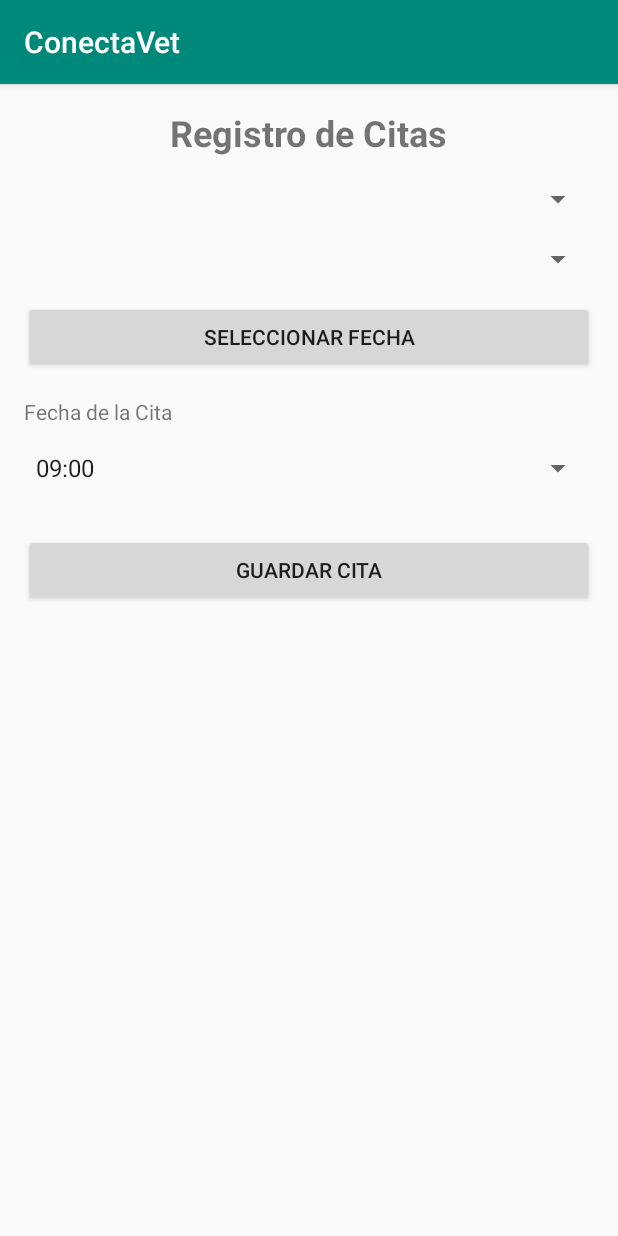
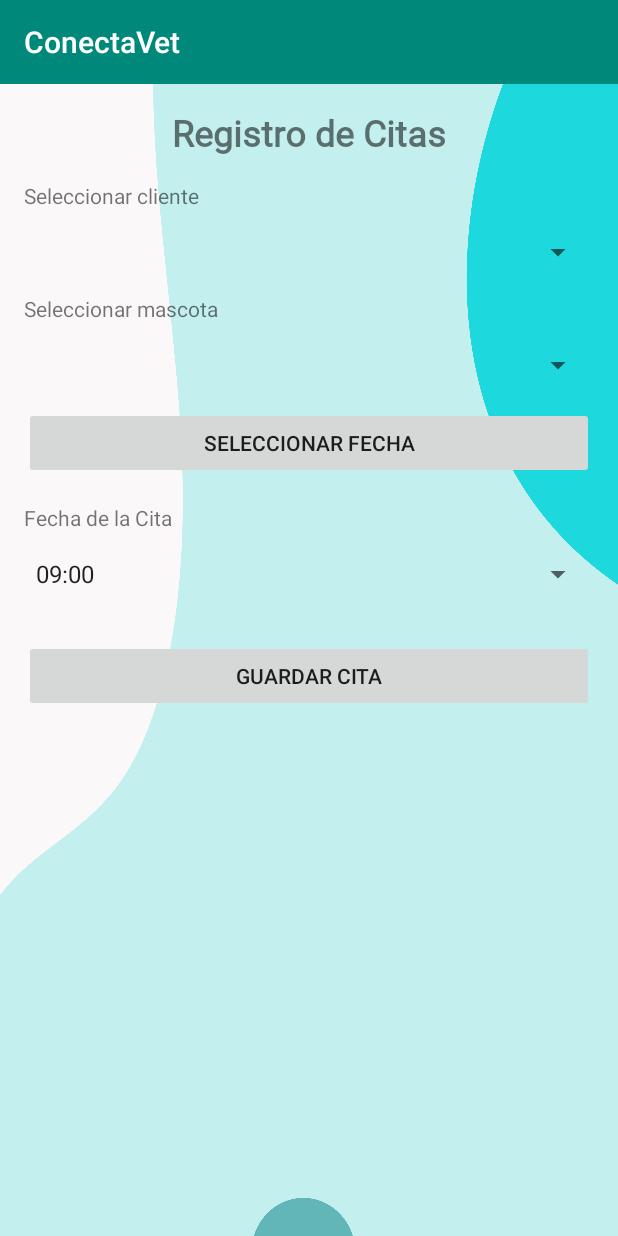
Before and after one commit to mpjosemanuel86/ConectaVet, an Android app: the GestionCitaActivity screen opened directly, with no data from a screen before it, on a phone screen of 412 x 824 dp. Run offline under Robolectric (Android 15) with nearby library versions, the phone set to English and light mode, and no system bars; our stand-ins replace Firebase (no records; nobody signed in at launch, a user with empty details on screens opened directly); 1 statement that could not run was skipped.

```diff
--- a/app/src/main/res/layout/activity_carga.xml
+++ b/app/src/main/res/layout/activity_carga.xml
@@ -3,6 +3,7 @@
     xmlns:app="http://schemas.android.com/apk/res-auto"
     xmlns:tools="http://schemas.android.com/tools"
     android:id="@+id/main"
+    android:background="@drawable/fondo3"
     android:layout_width="match_parent"
     android:layout_height="match_parent"
     tools:context=".ui.activities.CargaActivity">
--- a/app/src/main/res/layout/activity_gestion_cita.xml
+++ b/app/src/main/res/layout/activity_gestion_cita.xml
@@ -2,6 +2,7 @@
 <LinearLayout xmlns:android="http://schemas.android.com/apk/res/android"
     android:layout_width="match_parent"
     android:layout_height="match_parent"
+    android:background="@drawable/fondo6"
     android:orientation="vertical"
     android:padding="16dp">
 
@@ -10,9 +11,16 @@
         android:layout_width="wrap_content"
         android:layout_height="wrap_content"
         android:text="Registro de Citas"
+        android:fontFamily="@font/robotos"
         android:textSize="24sp"
         android:textStyle="bold"
         android:layout_gravity="center_horizontal"
+        android:layout_marginBottom="16dp"/>
+    <TextView
+        android:id="@+id/textViewSeleccionarCliente"
+        android:layout_width="match_parent"
+        android:layout_height="wrap_content"
+        android:text="@string/selecciona_cliente"
         android:layout_marginBottom="16dp"/>
 
     <!-- Spinner para seleccionar el cliente -->
@@ -22,6 +30,13 @@
         android:layout_height="wrap_content"
         android:layout_marginBottom="16dp"
         android:prompt="@string/selecciona_cliente"/>
+
+    <TextView
+        android:id="@+id/textViewSeleccionarMascota"
+        android:layout_width="match_parent"
+        android:layout_height="wrap_content"
+        android:text="@string/selecciona_mascota"
+        android:layout_marginBottom="16dp"/>
 
     <!-- Spinner para seleccionar la mascota -->
     <Spinner
--- a/app/src/main/res/layout/activity_gestion_cliente.xml
+++ b/app/src/main/res/layout/activity_gestion_cliente.xml
@@ -4,7 +4,8 @@
     xmlns:app="http://schemas.android.com/apk/res-auto"
     xmlns:tools="http://schemas.android.com/tools"
     android:id="@+id/main"
-    android:background="@color/white"
+    android:background="@drawable/fondo6"
+
     android:layout_width="match_parent"
     android:layout_height="match_parent"
     tools:context=".ui.activities.GestionClienteActivity">
--- a/app/src/main/res/layout/activity_gestion_mascota.xml
+++ b/app/src/main/res/layout/activity_gestion_mascota.xml
@@ -4,6 +4,7 @@
     xmlns:app="http://schemas.android.com/apk/res-auto"
     xmlns:tools="http://schemas.android.com/tools"
     android:id="@+id/main"
+    android:background="@drawable/fondo6"
     android:layout_width="match_parent"
     android:layout_height="match_parent"
     tools:context=".ui.activities.GestionClienteActivity">
--- a/app/src/main/res/layout/activity_menu_principal.xml
+++ b/app/src/main/res/layout/activity_menu_principal.xml
@@ -3,6 +3,7 @@
     xmlns:app="http://schemas.android.com/apk/res-auto"
     xmlns:tools="http://schemas.android.com/tools"
     android:id="@+id/main"
+    android:background="@drawable/fondo4"
     android:layout_width="match_parent"
     android:layout_height="match_parent"
     tools:context=".ui.activities.MenuPrincipal">
--- a/app/src/main/res/values/strings.xml
+++ b/app/src/main/res/values/strings.xml
@@ -33,6 +33,7 @@
     <string name="selecciona_horario">Seleccionar horario</string>
 
 
+    <!--ACTIVIDAD GESTIÓN CITAS-->
 
 
     <!--ACTIVIDAD LOGIN-->
```
Also changed, not shown: app/src/main/res/drawable/ic_delete2.xml (added, +10 -0 lines), app/src/main/res/drawable/ic_edit2.xml (added, +10 -0 lines), app/src/main/res/layout/view_cliente.xml (+4 -5 lines), app/src/main/res/drawable/fondo3.png (added), app/src/main/res/drawable/fondo4.png (added), app/src/main/res/drawable/fondo6.png (added), app/src/main/res/drawable/logo.png (added).
